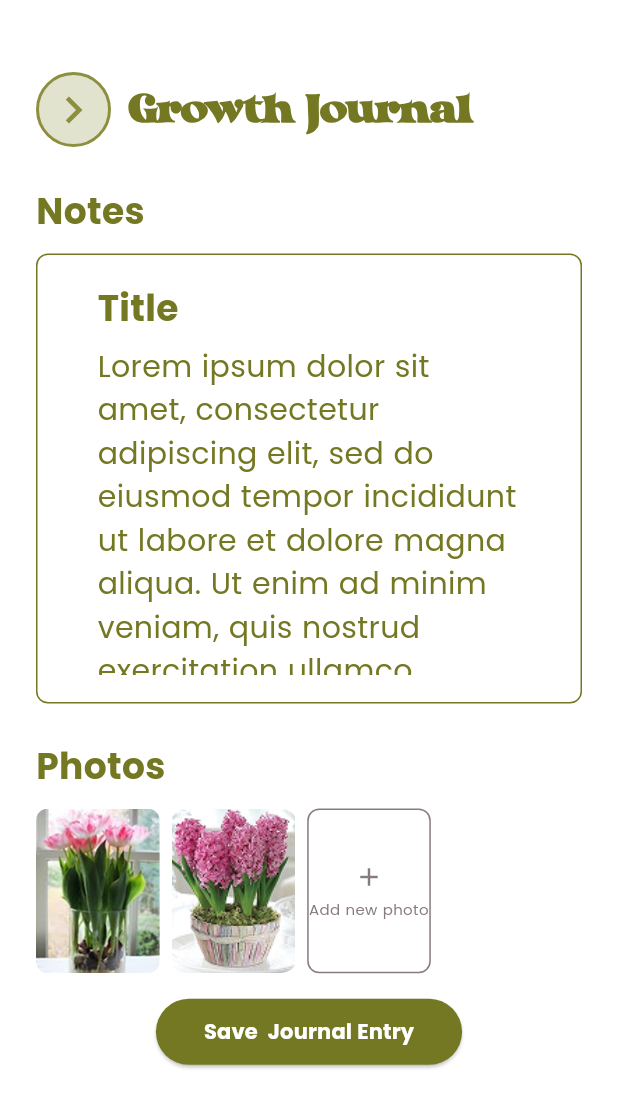
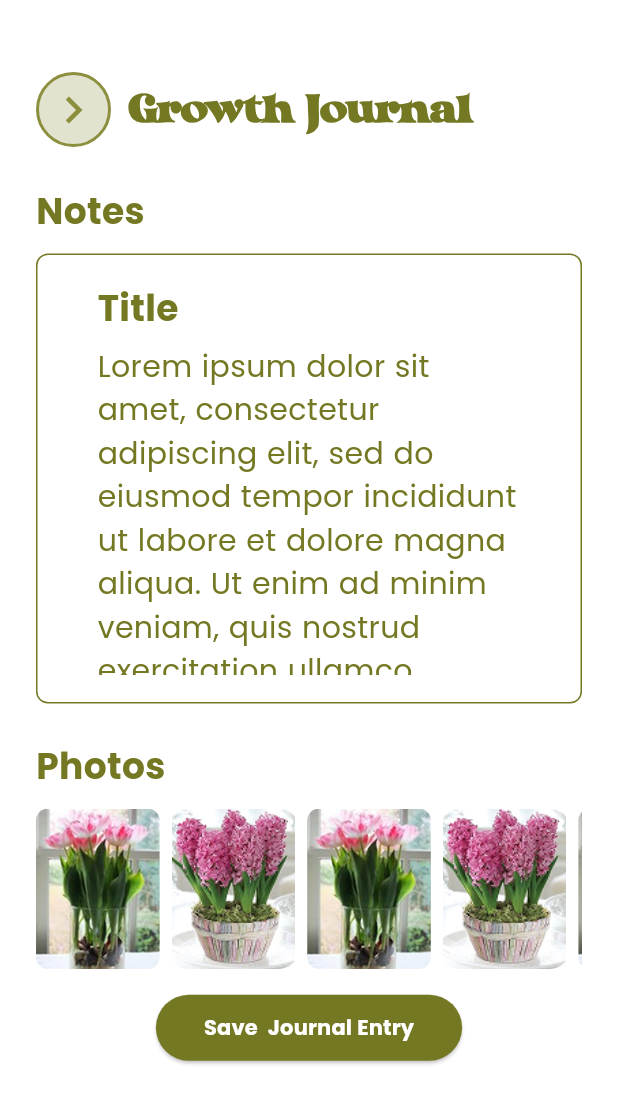
Before and after one commit to breamier/sproutly, a Flutter app: the GrowthJournalScreen screen opened directly, on a phone screen of 412 x 824 dp. Shown: the top 1108 px of the screen. Run offline on Flutter 3.47's test engine with Material 3 defaults, Android fonts, the phone set to English and light mode, and no system bars; our stand-ins replace cloud_firestore, firebase_core, flutter_local_notifications, flutter_timezone, permission_handler, timezone; accounts and stored records are empty.

Commit message:
Growth Journal Revamp 2

```diff
--- a/lib/screens/growthjournal_screen.dart
+++ b/lib/screens/growthjournal_screen.dart
@@ -27,8 +27,12 @@ class GrowthJournalScreen extends StatelessWidget {
     color: oliveGreen,
   );
 
-  // Example mock image paths – replace with dynamic data later
+  // Example mock image paths
   final List<String> imagePaths = const [
+    'assets/tulips.png',
+    'assets/hyacinth.png',
+    'assets/tulips.png',
+    'assets/hyacinth.png',
     'assets/tulips.png',
     'assets/hyacinth.png',
   ];
@@ -121,18 +125,19 @@ class GrowthJournalScreen extends StatelessWidget {
             const Text("Photos", style: headingFont),
             const SizedBox(height: 12),
 
-            SingleChildScrollView(
-              scrollDirection: Axis.horizontal,
-              child: Row(
-                children: [
-                  ...imagePaths.map(
-                    (path) => Padding(
-                      padding: const EdgeInsets.only(right: 8),
-                      child: _buildPhoto(context, path),
-                    ),
-                  ),
-                  _buildAddPhotoBox(context),
-                ],
+            SizedBox(
+              height: MediaQuery.of(context).size.width * 0.2 * 1.30,
+              child: ListView.separated(
+                scrollDirection: Axis.horizontal,
+                itemCount: imagePaths.length + 1,
+                separatorBuilder: (context, index) => const SizedBox(width: 8),
+                itemBuilder: (context, index) {
+                  if (index < imagePaths.length) {
+                    return _buildPhoto(context, imagePaths[index]);
+                  } else {
+                    return _buildAddPhotoBox(context);
+                  }
+                },
               ),
             ),
 
@@ -213,7 +218,7 @@ class GrowthJournalScreen extends StatelessWidget {
                   "Add new photo",
                   style: TextStyle(
                     fontFamily: 'Poppins',
-                    fontSize: 10,
+                    fontSize: 8,
                     color: Color.fromARGB(255, 136, 123, 123),
                   ),
                   textAlign: TextAlign.center,
```
